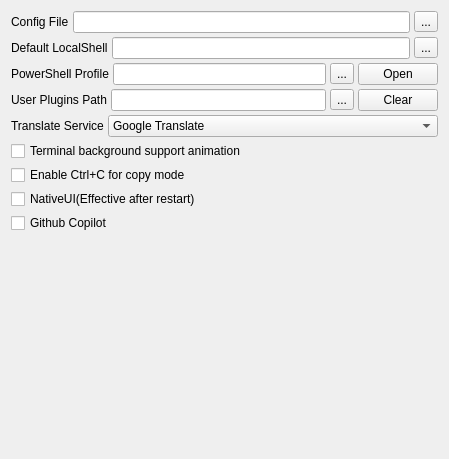
Above: src/globaloptions/globaloptionsadvancedwidget.ui from QQxiaoming/quardCRT before the change. Below: the same form after it.
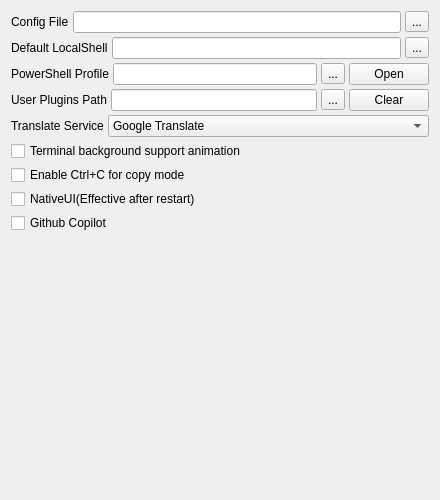
That is the form after the change.

Diff of the .ui file:
```diff
--- a/src/globaloptions/globaloptionsadvancedwidget.ui
+++ b/src/globaloptions/globaloptionsadvancedwidget.ui
@@ -6,10 +6,16 @@
    <rect>
     <x>0</x>
     <y>0</y>
-    <width>449</width>
-    <height>459</height>
+    <width>440</width>
+    <height>500</height>
    </rect>
   </property>
+  <property name="sizePolicy">
+   <sizepolicy hsizetype="Expanding" vsizetype="Expanding">
+    <horstretch>0</horstretch>
+    <verstretch>0</verstretch>
+   </sizepolicy>
+  </property>
   <layout class="QVBoxLayout" name="verticalLayout">
    <property name="spacing">
     <number>4</number>
@@ -270,12 +276,15 @@
    <item>
     <spacer name="verticalSpacer">
      <property name="orientation">
-      <enum>Qt::Orientation::Vertical</enum>
+      <enum>Qt::Vertical</enum>
+     </property>
+     <property name="sizeType">
+      <enum>QSizePolicy::MinimumExpanding</enum>
      </property>
      <property name="sizeHint" stdset="0">
       <size>
        <width>20</width>
-       <height>275</height>
+       <height>0</height>
       </size>
      </property>
     </spacer>
```
